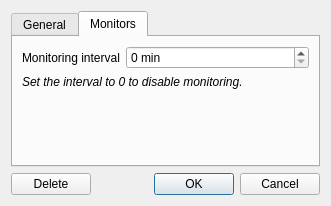
This is gui/src/favoritewindow.ui in Bionus/imgbrd-grabber as Qt 5 draws it before an edit. The edited form follows.
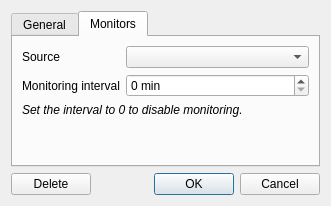
This is the edited form. The open tabs and pages were chosen to show the change. Icons and pictures are not drawn.

Commit message: Allow to update monitors in favorite window

```diff
--- a/gui/src/favoritewindow.ui
+++ b/gui/src/favoritewindow.ui
@@ -128,14 +128,14 @@
        <string>Monitors</string>
       </attribute>
       <layout class="QFormLayout" name="formLayout_3">
-       <item row="0" column="0">
+       <item row="1" column="0">
         <widget class="QLabel" name="labelMonitoringInterval">
          <property name="text">
           <string>Monitoring interval</string>
          </property>
         </widget>
        </item>
-       <item row="0" column="1">
+       <item row="1" column="1">
         <widget class="QSpinBox" name="spinMonitoringInterval">
          <property name="suffix">
           <string> min</string>
@@ -145,8 +145,8 @@
          </property>
         </widget>
        </item>
-       <item row="1" column="0" colspan="2">
-        <widget class="QLabel" name="label_2">
+       <item row="2" column="0" colspan="2">
+        <widget class="QLabel" name="labelMonitoringIntervalHelp">
          <property name="text">
           <string>&lt;i&gt;Set the interval to 0 to disable monitoring.&lt;/i&gt;</string>
          </property>
@@ -155,6 +155,16 @@
          </property>
         </widget>
        </item>
+       <item row="0" column="0">
+        <widget class="QLabel" name="labelMonitoringSource">
+         <property name="text">
+          <string>Source</string>
+         </property>
+        </widget>
+       </item>
+       <item row="0" column="1">
+        <widget class="QComboBox" name="comboMonitoringSource"/>
+       </item>
       </layout>
      </widget>
     </widget>
```
Left out of the diff: 6 changed lines with no effect on the pictures. The commit also changes 1 other file.
